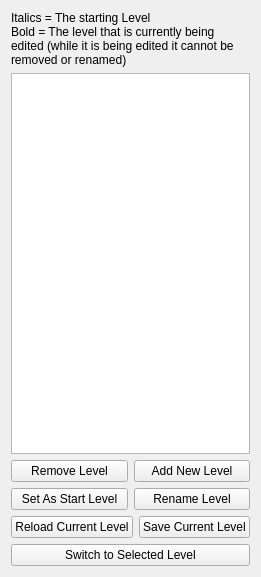
The window that src/levelmanager.ui (hello-adam/Hooloovoo) describes before a commit, drawn with Qt 5.
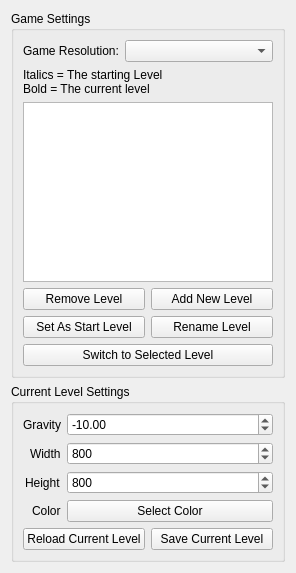
The same window after the commit.

Commit message: Enables static screen resolutions in play mode.  Closes #29

The edit to the form file:
```diff
--- a/src/levelmanager.ui
+++ b/src/levelmanager.ui
@@ -6,19 +6,39 @@
    <rect>
     <x>0</x>
     <y>0</y>
-    <width>249</width>
-    <height>577</height>
+    <width>296</width>
+    <height>573</height>
    </rect>
   </property>
   <property name="windowTitle">
    <string>Level Manager</string>
   </property>
+  <layout class="QVBoxLayout" name="verticalLayout_3">
+   <item>
+    <widget class="QGroupBox" name="groupBox">
+     <property name="title">
+      <string>Game Settings</string>
+     </property>
   <layout class="QVBoxLayout" name="verticalLayout">
+      <item>
+       <layout class="QFormLayout" name="formLayout_2">
+        <item row="0" column="0">
+         <widget class="QLabel" name="label_6">
+          <property name="text">
+           <string>Game Resolution:</string>
+          </property>
+         </widget>
+        </item>
+        <item row="0" column="1">
+         <widget class="QComboBox" name="cb_resolution"/>
+        </item>
+       </layout>
+      </item>
    <item>
     <widget class="QLabel" name="label">
      <property name="text">
       <string>Italics = The starting Level
-Bold = The level that is currently being edited (while it is being edited it cannot be removed or renamed)</string>
+Bold = The current level</string>
      </property>
      <property name="wordWrap">
       <bool>true</bool>
@@ -64,24 +84,6 @@
      </item>
     </layout>
    </item>
-   <item>
-    <layout class="QHBoxLayout" name="horizontalLayout_3">
-     <item>
-      <widget class="QPushButton" name="pushButton">
-       <property name="text">
-        <string>Reload Current Level</string>
-       </property>
-      </widget>
-     </item>
-     <item>
-      <widget class="QPushButton" name="pushButton_2">
-       <property name="text">
-        <string>Save Current Level</string>
-       </property>
-      </widget>
-     </item>
-    </layout>
-   </item>
    <item>
     <layout class="QHBoxLayout" name="horizontalLayout_4">
      <item>
@@ -92,6 +94,120 @@
       </widget>
      </item>
     </layout>
+      </item>
+     </layout>
+    </widget>
+   </item>
+   <item>
+    <widget class="QGroupBox" name="groupBox_2">
+     <property name="title">
+      <string>Current Level Settings</string>
+     </property>
+     <layout class="QVBoxLayout" name="verticalLayout_2">
+      <item>
+       <layout class="QFormLayout" name="formLayout">
+        <property name="labelAlignment">
+         <set>Qt::AlignRight|Qt::AlignTrailing|Qt::AlignVCenter</set>
+        </property>
+        <item row="0" column="0">
+         <widget class="QLabel" name="label_2">
+          <property name="text">
+           <string>Gravity</string>
+          </property>
+          <property name="alignment">
+           <set>Qt::AlignRight|Qt::AlignTrailing|Qt::AlignVCenter</set>
+          </property>
+         </widget>
+        </item>
+        <item row="1" column="0">
+         <widget class="QLabel" name="label_3">
+          <property name="text">
+           <string>Width</string>
+          </property>
+         </widget>
+        </item>
+        <item row="2" column="0">
+         <widget class="QLabel" name="label_4">
+          <property name="text">
+           <string>Height</string>
+          </property>
+         </widget>
+        </item>
+        <item row="0" column="1">
+         <widget class="QDoubleSpinBox" name="sb_gravity">
+          <property name="minimum">
+           <double>-9999999.000000000000000</double>
+          </property>
+          <property name="maximum">
+           <double>9999999.000000000000000</double>
+          </property>
+          <property name="value">
+           <double>-10.000000000000000</double>
+          </property>
+         </widget>
+        </item>
+        <item row="1" column="1">
+         <widget class="QSpinBox" name="sb_width">
+          <property name="minimum">
+           <number>300</number>
+          </property>
+          <property name="maximum">
+           <number>100000</number>
+          </property>
+          <property name="value">
+           <number>800</number>
+          </property>
+         </widget>
+        </item>
+        <item row="2" column="1">
+         <widget class="QSpinBox" name="sb_height">
+          <property name="minimum">
+           <number>600</number>
+          </property>
+          <property name="maximum">
+           <number>100000</number>
+          </property>
+          <property name="value">
+           <number>800</number>
+          </property>
+         </widget>
+        </item>
+        <item row="3" column="0">
+         <widget class="QLabel" name="label_5">
+          <property name="text">
+           <string>Color</string>
+          </property>
+         </widget>
+        </item>
+        <item row="3" column="1">
+         <widget class="QPushButton" name="pb_selectColor">
+          <property name="text">
+           <string>Select Color</string>
+          </property>
+         </widget>
+        </item>
+       </layout>
+      </item>
+      <item>
+       <layout class="QHBoxLayout" name="horizontalLayout_3">
+        <item>
+         <widget class="QPushButton" name="pb_reloadCurrentLevel">
+          <property name="text">
+           <string>Reload Current Level</string>
+          </property>
+         </widget>
+        </item>
+        <item>
+         <widget class="QPushButton" name="pb_saveCurrentLevel">
+          <property name="text">
+           <string>Save Current Level</string>
+          </property>
+         </widget>
+        </item>
+       </layout>
+      </item>
+     </layout>
+    </widget>
    </item>
   </layout>
  </widget>
```
Lines whose indentation alone changed are shown as unchanged. The commit also changes 13 other files.
